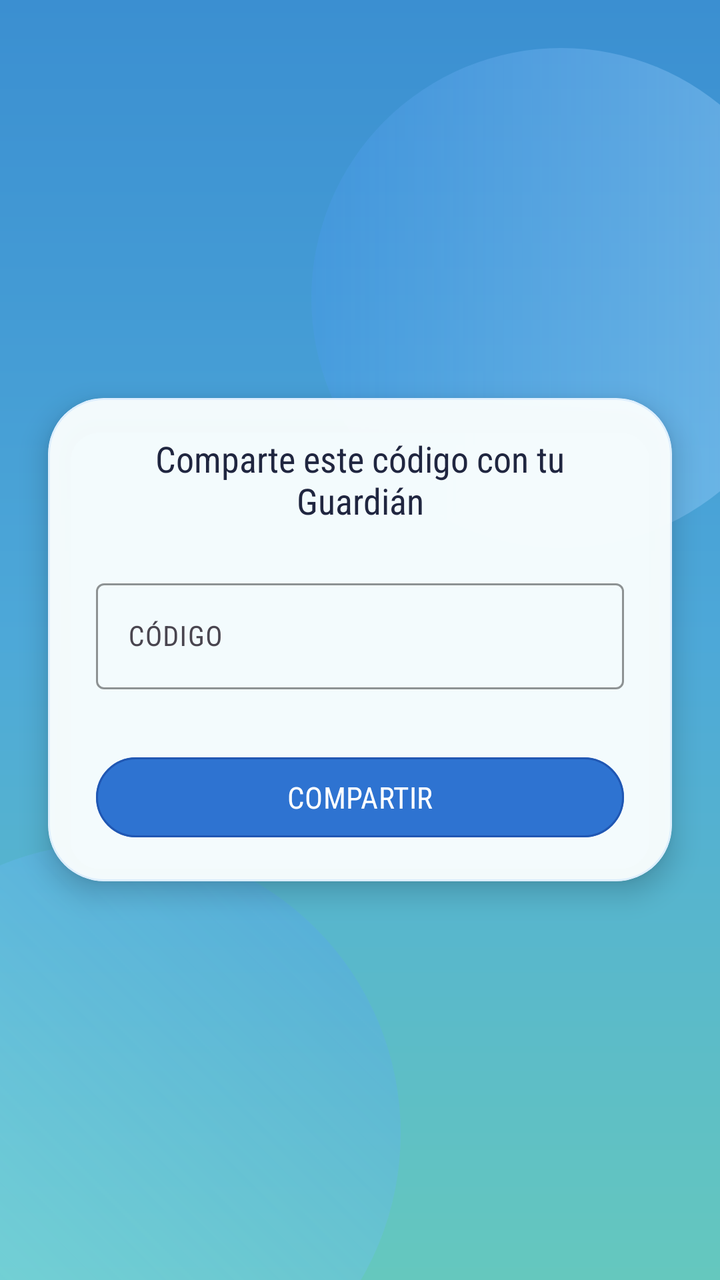
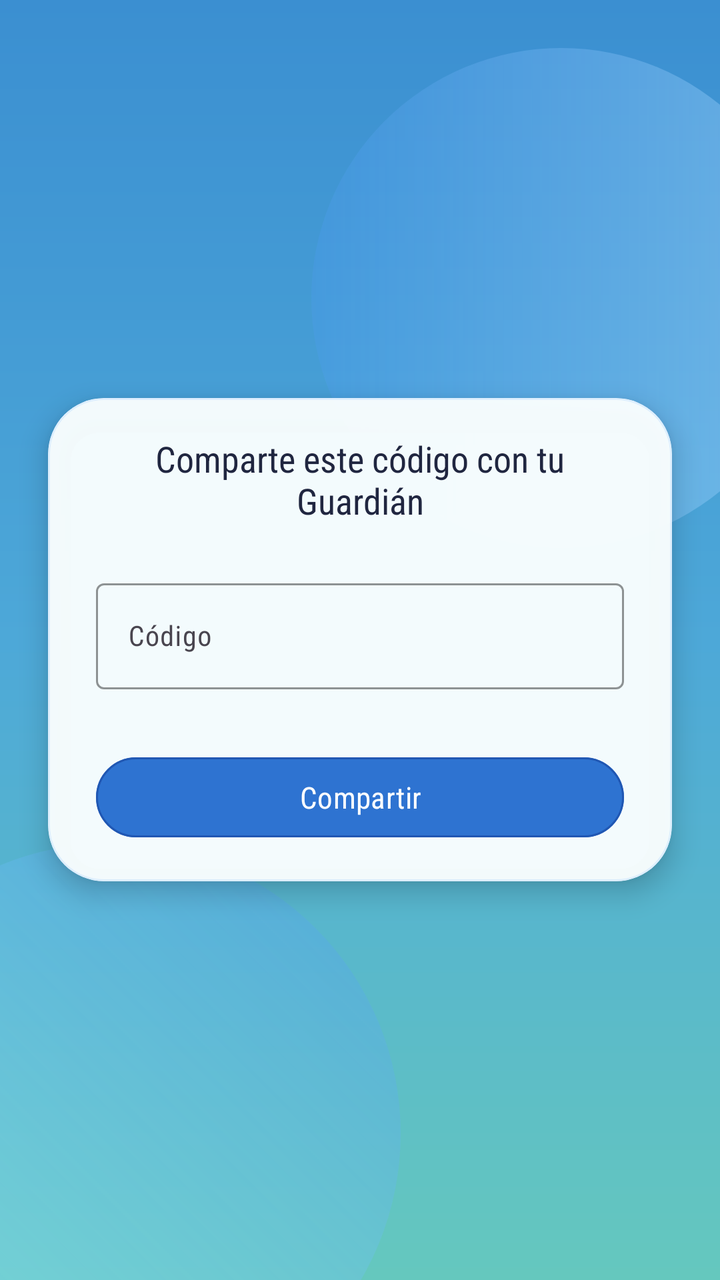

Compare the two renders of this Android layout. The source of the first and the diff that turns it into the second are given below.
<!-- AndroidManifest.xml: application theme Theme.Aura -->
<!-- res/layout/pantalla_compartir_codigo.xml -->
<?xml version="1.0" encoding="utf-8"?>
<RelativeLayout xmlns:android="http://schemas.android.com/apk/res/android"
    xmlns:app="http://schemas.android.com/apk/res-auto"
    xmlns:tools="http://schemas.android.com/tools"
    android:id="@+id/main_compartir"
    android:layout_width="match_parent"
    android:layout_height="match_parent"
    android:background="@drawable/bg_login_gradient"
    android:clipChildren="false"
    android:clipToPadding="false"
    tools:context=".PantallaCompartirCodigo">

    
    <View
        android:id="@+id/blobTopCompartir"
        android:layout_width="250dp"
        android:layout_height="250dp"
        android:layout_alignParentEnd="true"
        android:layout_marginTop="24dp"
        android:layout_marginEnd="-46dp"
        android:background="@drawable/bg_login_blob_top" />

    <View
        android:id="@+id/blobBottomCompartir"
        android:layout_width="290dp"
        android:layout_height="290dp"
        android:layout_alignParentStart="true"
        android:layout_alignParentBottom="true"
        android:layout_marginStart="-90dp"
        android:layout_marginBottom="-72dp"
        android:background="@drawable/bg_login_blob_bottom" />

    
    <com.google.android.material.card.MaterialCardView
        android:id="@+id/cardViewVincular"
        android:layout_width="match_parent"
        android:layout_height="wrap_content"
        android:layout_centerInParent="true"
        android:layout_marginHorizontal="24dp"
        app:cardBackgroundColor="@color/login_card_bg"
        app:cardCornerRadius="28dp"
        app:cardElevation="8dp"
        app:strokeColor="@color/login_card_stroke"
        app:strokeWidth="1dp">

        <LinearLayout
            android:layout_width="match_parent"
            android:layout_height="wrap_content"
            android:orientation="vertical"
            android:paddingStart="24dp"
            android:paddingTop="18dp"
            android:paddingEnd="24dp"
            android:paddingBottom="18dp"
            android:gravity="center">



            <TextView
                android:layout_width="wrap_content"
                android:layout_height="wrap_content"
                android:text="Comparte este código con tu Guardián"
                android:textAlignment="center"
                android:textColor="@color/aura_text_primary"
                android:fontFamily="sans-serif-condensed"
                android:textSize="18sp"
                android:layout_marginBottom="24dp"/>

            <com.google.android.material.textfield.TextInputLayout
                android:id="@+id/tilCodigoVincular"
                android:layout_width="match_parent"
                android:layout_height="wrap_content"
                android:layout_marginBottom="30dp"
                app:boxBackgroundColor="@android:color/transparent"
                app:boxStrokeColor="@color/login_input_stroke"
                app:boxStrokeWidthFocused="2dp"
                app:hintTextColor="@color/aura_text_hint">

                <com.google.android.material.textfield.TextInputEditText
                    android:id="@+id/etCodigoVincular"
                    android:layout_width="match_parent"
                    android:layout_height="wrap_content"
                    android:fontFamily="sans-serif-condensed"
                    android:hint="CÓDIGO"
                    android:inputType="textCapCharacters"
                    android:textAlignment="center"
                    android:textColor="@color/aura_text_primary"
                    android:textColorHint="@color/aura_text_hint"
                    android:textSize="14sp"
                    android:focusable="false"
                    android:clickable="false" />

            </com.google.android.material.textfield.TextInputLayout>

            <com.google.android.material.button.MaterialButton
                android:id="@+id/btnAceptarVinculo"
                android:layout_width="match_parent"
                android:layout_height="48dp"
                android:text="COMPARTIR"
                android:textColor="@color/login_btn_text"
                android:fontFamily="sans-serif-condensed"
                android:textSize="15sp"
                app:backgroundTint="@color/login_btn_bg"
                app:cornerRadius="28dp"
                app:strokeColor="@color/login_btn_stroke"
                app:strokeWidth="1dp" />

        </LinearLayout>
    </com.google.android.material.card.MaterialCardView>

</RelativeLayout>
<!-- resources referenced by this layout -->
<resources>
  <color name="aura_text_hint">#6E7694</color>
  <color name="aura_text_primary">#202640</color>
  <color name="login_btn_bg">#2E73D1</color>
  <color name="login_btn_stroke">#2057B3</color>
  <color name="login_btn_text">#FFFFFFFF</color>
  <color name="login_card_bg">#F4FBFFFF</color>
  <color name="login_card_stroke">#90CDE7FF</color>
  <color name="login_input_stroke">#78A7D9</color>
  <!-- drawable bg_login_blob_bottom (drawable) -->
  <?xml version="1.0" encoding="utf-8"?>
  <shape xmlns:android="http://schemas.android.com/apk/res/android" android:shape="oval">
      <gradient
          android:angle="45"
          android:startColor="@color/login_blob_bottom_start"
          android:endColor="@color/login_blob_bottom_end"
          android:type="linear" />
  </shape>
  <!-- drawable bg_login_blob_top (drawable) -->
  <?xml version="1.0" encoding="utf-8"?>
  <shape xmlns:android="http://schemas.android.com/apk/res/android" android:shape="oval">
      <gradient
          android:angle="180"
          android:startColor="@color/login_blob_top_start"
          android:endColor="@color/login_blob_top_end"
          android:type="linear" />
  </shape>
  <!-- drawable bg_login_gradient (drawable) -->
  <?xml version="1.0" encoding="utf-8"?>
  <shape xmlns:android="http://schemas.android.com/apk/res/android" android:shape="rectangle">
      <gradient
          android:angle="300"
          android:startColor="@color/login_bg_start"
          android:centerColor="@color/login_bg_center"
          android:endColor="@color/login_bg_end"
          android:type="linear" />
  </shape>
  <style name="Theme.Aura" parent="Base.Theme.Aura" />
  <color name="login_blob_bottom_start">#6699F0FF</color>
  <color name="login_blob_bottom_end">#333F7FFF</color>
  <color name="login_blob_top_start">#66A9D9FF</color>
  <color name="login_blob_top_end">#334D9BFF</color>
  <color name="login_bg_start">#3B8FD1</color>
  <color name="login_bg_center">#4DA8D8</color>
  <color name="login_bg_end">#65C8BE</color>
  <style name="Base.Theme.Aura" parent="Theme.Material3.DayNight.NoActionBar">
          <item name="colorPrimary">@color/aura_btn_fill</item>
          <item name="colorOnPrimary">@color/white</item>
          <item name="android:windowBackground">@color/aura_card_bg</item>
      </style>
  <color name="aura_btn_fill">#DC284F</color>
  <color name="white">#FFFFFFFF</color>
  <color name="aura_card_bg">#F7F8FC</color>
</resources>

<!-- the commit's change to res/layout/pantalla_compartir_codigo.xml (unified diff, before → after) -->
@@ -80,7 +80,7 @@
                     android:layout_width="match_parent"
                     android:layout_height="wrap_content"
                     android:fontFamily="sans-serif-condensed"
-                    android:hint="CÓDIGO"
+                    android:hint="Código"
                     android:inputType="textCapCharacters"
                     android:textAlignment="center"
                     android:textColor="@color/aura_text_primary"
@@ -95,7 +95,7 @@
                 android:id="@+id/btnAceptarVinculo"
                 android:layout_width="match_parent"
                 android:layout_height="48dp"
-                android:text="COMPARTIR"
+                android:text="Compartir"
                 android:textColor="@color/login_btn_text"
                 android:fontFamily="sans-serif-condensed"
                 android:textSize="15sp"
